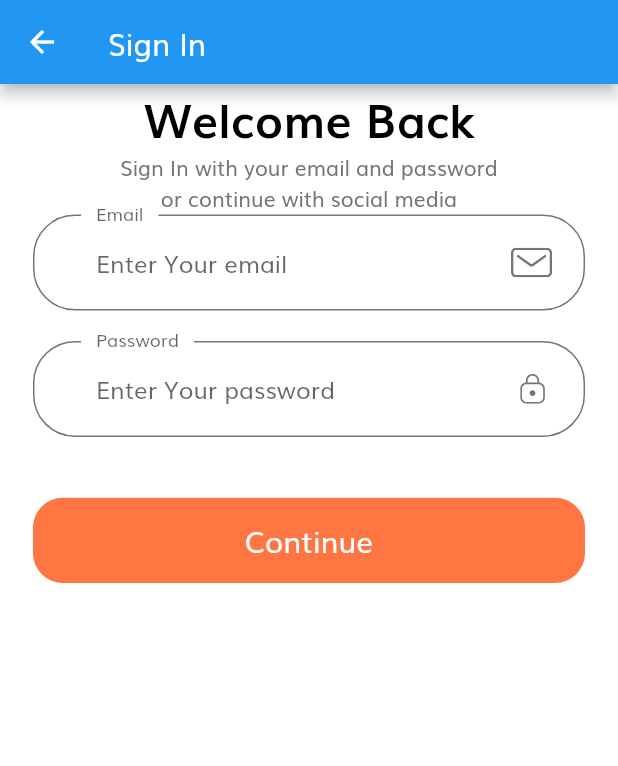
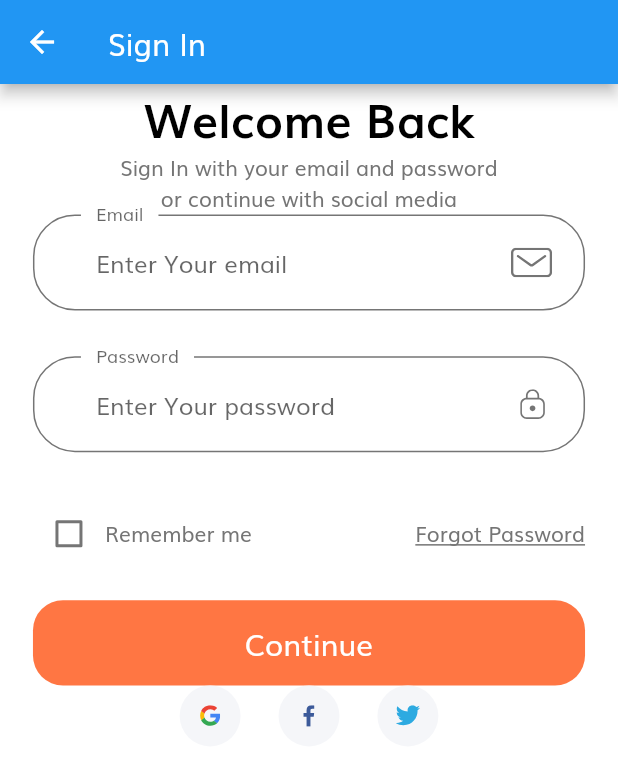
Before and after one commit to sasukeamjed/shop_app, a Flutter app: the screen it shows after launch, after a tap on "Continue", on a phone screen of 412 x 824 dp. Shown: the top 766 px of the screen. Run offline on Flutter 3.47's test engine with Material 2 defaults, Android fonts, the phone set to English and light mode, and no system bars; our stand-ins replace flutter_svg.

Commit message:
svg plugin assetbundle not found error

```diff
--- /dev/null
+++ b/lib/components/social_card.dart
@@ -0,0 +1,30 @@
+import 'package:flutter/material.dart';
+import 'package:flutter_svg/flutter_svg.dart';
+import 'package:shop_app/size_config.dart';
+
+class SocialCard extends StatelessWidget {
+
+
+  final String icon;
+  final VoidCallback press;
+
+  const SocialCard({Key? key, required this.icon, required this.press}) : super(key: key);
+
+  @override
+  Widget build(BuildContext context) {
+    return GestureDetector(
+      onTap: press,
+      child: Container(
+        margin: EdgeInsets.symmetric(horizontal: getProportionateScreenWidth(10)),
+        padding: EdgeInsets.all(getProportionateScreenWidth(12)),
+        height: getProportionateScreenHeight(40),
+        width: getProportionateScreenWidth(40),
+        decoration: BoxDecoration(
+          color: Color(0xFFF5F6F9),
+          shape: BoxShape.circle,
+        ),
+        child: SvgPicture.asset(icon),
+      ),
+    );
+  }
+}
--- a/lib/screens/sign_in/components/body.dart
+++ b/lib/screens/sign_in/components/body.dart
@@ -1,9 +1,6 @@
 import 'package:flutter/material.dart';
-import 'package:flutter_svg/flutter_svg.dart';
-import 'package:shop_app/components/default_button.dart';
-import 'package:shop_app/components/custom_surffix_icon.dart';
-import 'package:shop_app/components/form_error.dart';
-import 'package:shop_app/constants.dart';
+import 'package:shop_app/components/social_card.dart';
+import 'package:shop_app/screens/sign_in/components/sign_form.dart';
 import 'package:shop_app/size_config.dart';
 
 class Body extends StatelessWidget {
@@ -15,7 +12,8 @@ class Body extends StatelessWidget {
       child: SizedBox(
         width: double.infinity,
         child: Padding(
-          padding: EdgeInsets.symmetric(horizontal: getProportionateScreenWidth(20)),
+          padding:
+              EdgeInsets.symmetric(horizontal: getProportionateScreenWidth(20)),
           child: Column(
             children: [
               Text(
@@ -25,8 +23,19 @@ class Body extends StatelessWidget {
                     fontSize: getProportionateScreenWidth(28),
                     fontWeight: FontWeight.bold),
               ),
-              Text("Sign In with your email and password \nor continue with social media", textAlign: TextAlign.center,),
+              Text(
+                "Sign In with your email and password \nor continue with social media",
+                textAlign: TextAlign.center,
+              ),
               SignForm(),
+              Row(
+                mainAxisAlignment: MainAxisAlignment.center,
+                children: [
+                  SocialCard(icon: "assets/icons/google-icon.svg", press: (){}),
+                  SocialCard(icon: "assets/icons/facebook-2.svg", press: (){}),
+                  SocialCard(icon: "assets/icons/twitter.svg", press: (){}),
+                ],
+              ),
             ],
           ),
         ),
@@ -34,122 +43,3 @@ class Body extends StatelessWidget {
     );
   }
 }
-
-class SignForm extends StatefulWidget {
-  const SignForm({Key? key}) : super(key: key);
-
-  @override
-  _SignFormState createState() => _SignFormState();
-}
-
-class _SignFormState extends State<SignForm> {
-  final _formKey = GlobalKey<FormState>();
-  late String email;
-  late String password;
-  final List<String> errors = [];
-  @override
-  Widget build(BuildContext context) {
-    return Form(
-      key: _formKey,
-      child: Column(
-        children: [
-          buildEmailFormField(),
-          SizedBox(
-            height: getProportionateScreenHeight(20),
-          ),
-          buildPasswordFormField(),
-          SizedBox(
-            height: getProportionateScreenHeight(20),
-          ),
-          FormError(errors: errors),
-          SizedBox(
-            height: getProportionateScreenHeight(20),
-          ),
-          DefaultButton(text: "Continue", pressed: (){
-            if(_formKey.currentState!.validate()){
-              _formKey.currentState!.save();
-            }
-          }),
-        ],
-      ),
-    );
-  }
-
-  TextFormField buildEmailFormField(){
-    return TextFormField(
-      keyboardType: TextInputType.emailAddress,
-      onSaved: (newValue){
-        email = newValue!;
-      },
-      onChanged: (value){
-        if(value!.isNotEmpty && errors.contains(kEmailNullError)){
-          setState(() {
-            errors.remove(kEmailNullError);
-          });
-        }else if(emailValidatorRegExp.hasMatch(value) && errors.contains(kInvalidEmailError)){
-          setState(() {
-            errors.remove(kInvalidEmailError);
-          });
-        }
-        return null;
-      },
-      validator: (value){
-        if(value!.isEmpty && !errors.contains(kEmailNullError)){
-          setState(() {
-            errors.add(kEmailNullError);
-          });
-        }else if(!emailValidatorRegExp.hasMatch(value) && !errors.contains(kInvalidEmailError)){
-          setState(() {
-            errors.add(kInvalidEmailError);
-          });
-        }
-        return null;
-      },
-      decoration: InputDecoration(
-        labelText: "Email",
-        hintText: "Enter Your email",
-        floatingLabelBehavior: FloatingLabelBehavior.always,
-        suffixIcon: CustomSurffixIcon(svgIcon: "assets/icons/Mail.svg",),
-      ),
-    );
-  }
-
-  TextFormField buildPasswordFormField(){
-    return TextFormField(
-      obscureText: true,
-      onSaved: (newValue){
-        password = newValue!;
-      },
-      onChanged: (value){
-        if(value!.isNotEmpty && errors.contains(kPassNullError)){
-          setState(() {
-            errors.remove(kPassNullError);
-          });
-        }else if(value.length >= 8 && errors.contains(kShortPassError)){
-          setState(() {
-            errors.remove(kShortPassError);
-          });
-        }
-        return null;
-      },
-      validator: (value){
-        if(value!.isEmpty && !errors.contains(kPassNullError)){
-          setState(() {
-            errors.add(kPassNullError);
-          });
-        }else if(value.length < 8 && !errors.contains(kShortPassError)){
-          setState(() {
-            errors.add(kShortPassError);
-          });
-        }
-        return null;
-      },
-      decoration: InputDecoration(
-        labelText: "Password",
-        hintText: "Enter Your password",
-        floatingLabelBehavior: FloatingLabelBehavior.always,
-        suffixIcon: CustomSurffixIcon(svgIcon: "assets/icons/Lock.svg",),
-      ),
-    );
-  }
-}
--- /dev/null
+++ b/lib/screens/sign_in/components/sign_form.dart
@@ -0,0 +1,154 @@
+import 'package:flutter/material.dart';
+import 'package:shop_app/components/custom_surffix_icon.dart';
+import 'package:shop_app/components/default_button.dart';
+import 'package:shop_app/components/form_error.dart';
+import 'package:shop_app/constants.dart';
+import 'package:shop_app/size_config.dart';
+
+class SignForm extends StatefulWidget {
+  const SignForm({Key? key}) : super(key: key);
+
+  @override
+  _SignFormState createState() => _SignFormState();
+}
+
+class _SignFormState extends State<SignForm> {
+  final _formKey = GlobalKey<FormState>();
+  late String email;
+  late String password;
+  final List<String> errors = [];
+  bool remember = false;
+
+  @override
+  Widget build(BuildContext context) {
+    return Form(
+      key: _formKey,
+      child: Column(
+        children: [
+          buildEmailFormField(),
+          SizedBox(
+            height: getProportionateScreenHeight(30),
+          ),
+          buildPasswordFormField(),
+          SizedBox(
+            height: getProportionateScreenHeight(30),
+          ),
+          Row(
+            children: [
+              Checkbox(
+                value: remember,
+                activeColor: kPrimaryColor,
+                onChanged: (value) {
+                  setState(() {
+                    remember = false;
+                  });
+                },
+              ),
+              Text("Remember me"),
+              Spacer(),
+              Text(
+                "Forgot Password",
+                style: TextStyle(decoration: TextDecoration.underline),
+              ),
+            ],
+          ),
+          FormError(errors: errors),
+          SizedBox(
+            height: getProportionateScreenHeight(20),
+          ),
+          DefaultButton(
+              text: "Continue",
+              pressed: () {
+                if (_formKey.currentState!.validate()) {
+                  _formKey.currentState!.save();
+                }
+              }),
+        ],
+      ),
+    );
+  }
+
+  TextFormField buildEmailFormField() {
+    return TextFormField(
+      keyboardType: TextInputType.emailAddress,
+      onSaved: (newValue) {
+        email = newValue!;
+      },
+      onChanged: (value) {
+        if (value.isNotEmpty && errors.contains(kEmailNullError)) {
+          setState(() {
+            errors.remove(kEmailNullError);
+          });
+        } else if (emailValidatorRegExp.hasMatch(value) &&
+            errors.contains(kInvalidEmailError)) {
+          setState(() {
+            errors.remove(kInvalidEmailError);
+          });
+        }
+        return null;
+      },
+      validator: (value) {
+        if (value!.isEmpty && !errors.contains(kEmailNullError)) {
+          setState(() {
+            errors.add(kEmailNullError);
+          });
+        } else if (!emailValidatorRegExp.hasMatch(value) &&
+            !errors.contains(kInvalidEmailError)) {
+          setState(() {
+            errors.add(kInvalidEmailError);
+          });
+        }
+        return null;
+      },
+      decoration: InputDecoration(
+        labelText: "Email",
+        hintText: "Enter Your email",
+        floatingLabelBehavior: FloatingLabelBehavior.always,
+        suffixIcon: CustomSurffixIcon(
+          svgIcon: "assets/icons/Mail.svg",
+        ),
+      ),
+    );
+  }
+
+  TextFormField buildPasswordFormField() {
+    return TextFormField(
+      obscureText: true,
+      onSaved: (newValue) {
+        password = newValue!;
+      },
+      onChanged: (value) {
+        if (value.isNotEmpty && errors.contains(kPassNullError)) {
+          setState(() {
+            errors.remove(kPassNullError);
+          });
+        } else if (value.length >= 8 && errors.contains(kShortPassError)) {
+          setState(() {
+            errors.remove(kShortPassError);
+          });
+        }
+        return null;
+      },
+      validator: (value) {
+        if (value!.isEmpty && !errors.contains(kPassNullError)) {
+          setState(() {
+            errors.add(kPassNullError);
+          });
+        } else if (value.length < 8 && !errors.contains(kShortPassError)) {
+          setState(() {
+            errors.add(kShortPassError);
+          });
+        }
+        return null;
+      },
+      decoration: InputDecoration(
+        labelText: "Password",
+        hintText: "Enter Your password",
+        floatingLabelBehavior: FloatingLabelBehavior.always,
+        suffixIcon: CustomSurffixIcon(
+          svgIcon: "assets/icons/Lock.svg",
+        ),
+      ),
+    );
+  }
+}
--- a/pubspec.yaml
+++ b/pubspec.yaml
@@ -28,8 +28,8 @@ dependencies:
   # The following adds the Cupertino Icons font to your application.
   # Use with the CupertinoIcons class for iOS style icons.
   cupertino_icons: ^1.0.2
-  flutter_svg: ^0.18.0
-  provider: ^4.3.1
+#  flutter_svg: ^0.23.0+1
+  provider: ^6.0.1
 
 dev_dependencies:
   flutter_test:
```
Also changed, not shown: pubspec.lock.
